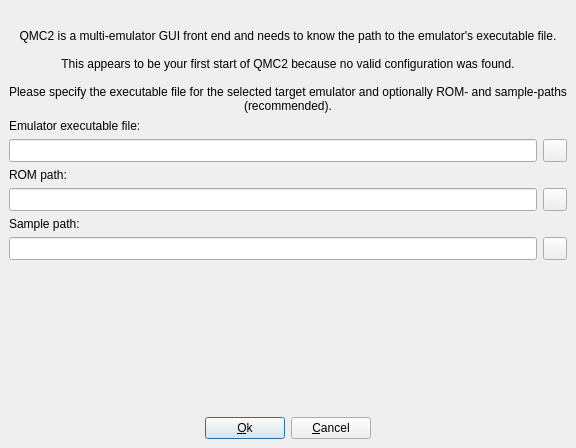
The window that welcome.ui (qmc2/qmc2-mame-fe) describes before a commit, drawn with Qt 5.
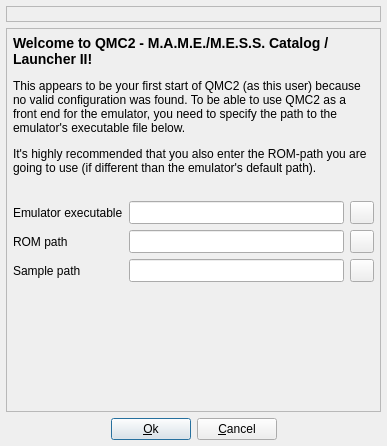
The same window after the commit. Icons and pictures are not drawn.

Commit message: imp: general layouting facelift (smaller layout content margins)

```diff
--- a/welcome.ui
+++ b/welcome.ui
@@ -7,15 +7,49 @@
    <rect>
     <x>0</x>
     <y>0</y>
-    <width>417</width>
-    <height>448</height>
+    <width>387</width>
+    <height>446</height>
    </rect>
   </property>
   <property name="windowTitle">
    <string>Welcome to QMC2</string>
   </property>
   <layout class="QGridLayout" name="gridLayout">
-   <item row="0" column="0" colspan="2">
+   <item row="0" column="0">
+    <widget class="QFrame" name="frameLogo">
+     <property name="frameShape">
+      <enum>QFrame::StyledPanel</enum>
+     </property>
+     <property name="frameShadow">
+      <enum>QFrame::Raised</enum>
+     </property>
+     <layout class="QHBoxLayout" name="horizontalLayout_2">
+      <property name="spacing">
+       <number>0</number>
+      </property>
+      <property name="margin">
+       <number>0</number>
+      </property>
+      <item>
+       <widget class="QLabel" name="labelGradient1">
+        <property name="sizePolicy">
+         <sizepolicy hsizetype="Ignored" vsizetype="Preferred">
+          <horstretch>0</horstretch>
+          <verstretch>0</verstretch>
+         </sizepolicy>
+        </property>
+        <property name="text">
+         <string/>
+        </property>
+        <property name="pixmap">
+         <pixmap resource="qmc2.qrc">:/data/img/gradient1.png</pixmap>
+        </property>
+        <property name="scaledContents">
+         <bool>true</bool>
+        </property>
+       </widget>
+      </item>
+      <item>
     <widget class="QLabel" name="labelLogoPixmap">
      <property name="sizePolicy">
       <sizepolicy hsizetype="Preferred" vsizetype="Fixed">
@@ -26,12 +60,6 @@
      <property name="autoFillBackground">
       <bool>true</bool>
      </property>
-     <property name="text">
-      <string/>
-     </property>
-     <property name="textFormat">
-      <enum>Qt::RichText</enum>
-     </property>
      <property name="pixmap">
       <pixmap resource="qmc2.qrc">:/data/img/classic/qmc2_logo_big.png</pixmap>
      </property>
@@ -40,7 +68,40 @@
      </property>
     </widget>
    </item>
-   <item row="1" column="0" colspan="2">
+      <item>
+       <widget class="QLabel" name="labelGradient2">
+        <property name="sizePolicy">
+         <sizepolicy hsizetype="Ignored" vsizetype="Preferred">
+          <horstretch>0</horstretch>
+          <verstretch>0</verstretch>
+         </sizepolicy>
+        </property>
+        <property name="text">
+         <string/>
+        </property>
+        <property name="pixmap">
+         <pixmap resource="qmc2.qrc">:/data/img/gradient2.png</pixmap>
+        </property>
+        <property name="scaledContents">
+         <bool>true</bool>
+        </property>
+       </widget>
+      </item>
+     </layout>
+    </widget>
+   </item>
+   <item row="1" column="0">
+    <widget class="QFrame" name="frame">
+     <property name="frameShape">
+      <enum>QFrame::StyledPanel</enum>
+     </property>
+     <property name="frameShadow">
+      <enum>QFrame::Raised</enum>
+     </property>
+     <layout class="QGridLayout" name="gridLayout_3">
+      <item row="0" column="0">
+       <layout class="QGridLayout" name="gridLayout_2">
+        <item row="0" column="0" colspan="3">
     <widget class="QLabel" name="labelWelcome">
      <property name="sizePolicy">
       <sizepolicy hsizetype="Minimum" vsizetype="Minimum">
@@ -49,28 +110,16 @@
       </sizepolicy>
      </property>
      <property name="text">
-      <string>QMC2 is a multi-emulator GUI front end and needs to know the path to the emulator's executable file.
-
-This appears to be your first start of QMC2 because no valid configuration was found.
-
-Please specify the executable file for the selected target emulator and optionally ROM- and sample-paths (recommended).</string>
-     </property>
-     <property name="alignment">
-      <set>Qt::AlignHCenter|Qt::AlignTop</set>
+           <string>&lt;p&gt;&lt;b&gt;&lt;font size=&quot;+1&quot;&gt;Welcome to QMC2 - M.A.M.E./M.E.S.S. Catalog / Launcher II!&lt;/font&gt;&lt;/b&gt;&lt;/p&gt;
+&lt;p&gt;This appears to be your first start of QMC2 (as this user) because no valid configuration was found. To be able to use QMC2 as a front end for the emulator, you need to specify the path to the emulator's executable file below.&lt;/p&gt;
+&lt;p&gt;It's highly recommended that you also enter the ROM-path you are going to use (if different than the emulator's default path).&lt;/p&gt;</string>
      </property>
      <property name="wordWrap">
       <bool>true</bool>
      </property>
     </widget>
    </item>
-   <item row="2" column="0" colspan="2">
-    <widget class="QLabel" name="labelMAMEexecutable">
-     <property name="text">
-      <string>Emulator executable file:</string>
-     </property>
-    </widget>
-   </item>
-   <item row="3" column="0">
+        <item row="2" column="1">
     <widget class="QLineEdit" name="lineEditExecutableFile">
      <property name="sizePolicy">
       <sizepolicy hsizetype="Expanding" vsizetype="Minimum">
@@ -83,7 +132,7 @@
      </property>
     </widget>
    </item>
-   <item row="3" column="1">
+        <item row="2" column="2">
     <widget class="QToolButton" name="toolButtonBrowseExecutableFile">
      <property name="toolTip">
       <string>Browse emulator executable file</string>
@@ -94,14 +143,7 @@
      </property>
     </widget>
    </item>
-   <item row="4" column="0" colspan="2">
-    <widget class="QLabel" name="labelROMPath">
-     <property name="text">
-      <string>ROM path:</string>
-     </property>
-    </widget>
-   </item>
-   <item row="5" column="0">
+        <item row="3" column="1">
     <widget class="QLineEdit" name="lineEditROMPath">
      <property name="sizePolicy">
       <sizepolicy hsizetype="Expanding" vsizetype="Minimum">
@@ -114,7 +156,7 @@
      </property>
     </widget>
    </item>
-   <item row="5" column="1">
+        <item row="3" column="2">
     <widget class="QToolButton" name="toolButtonBrowseROMPath">
      <property name="toolTip">
       <string>Browse ROM path</string>
@@ -125,14 +167,7 @@
      </property>
     </widget>
    </item>
-   <item row="6" column="0" colspan="2">
-    <widget class="QLabel" name="labelSamplePath">
-     <property name="text">
-      <string>Sample path:</string>
-     </property>
-    </widget>
-   </item>
-   <item row="7" column="0">
+        <item row="4" column="1">
     <widget class="QLineEdit" name="lineEditSamplePath">
      <property name="sizePolicy">
       <sizepolicy hsizetype="Expanding" vsizetype="Minimum">
@@ -145,7 +180,7 @@
      </property>
     </widget>
    </item>
-   <item row="7" column="1">
+        <item row="4" column="2">
     <widget class="QToolButton" name="toolButtonBrowseSamplePath">
      <property name="toolTip">
       <string>Browse sample path</string>
@@ -156,20 +191,53 @@
      </property>
     </widget>
    </item>
-   <item row="8" column="0">
-    <spacer>
+        <item row="5" column="1">
+         <spacer name="spacer_2">
      <property name="orientation">
       <enum>Qt::Vertical</enum>
      </property>
      <property name="sizeHint" stdset="0">
       <size>
        <width>20</width>
-       <height>20</height>
+            <height>13</height>
       </size>
      </property>
     </spacer>
    </item>
-   <item row="9" column="0" colspan="2">
+        <item row="2" column="0">
+         <widget class="QLabel" name="labelMAMEexecutable">
+          <property name="text">
+           <string>Emulator executable</string>
+          </property>
+         </widget>
+        </item>
+        <item row="3" column="0">
+         <widget class="QLabel" name="labelROMPath">
+          <property name="text">
+           <string>ROM path</string>
+          </property>
+         </widget>
+        </item>
+        <item row="4" column="0">
+         <widget class="QLabel" name="labelSamplePath">
+          <property name="text">
+           <string>Sample path</string>
+          </property>
+         </widget>
+        </item>
+        <item row="1" column="0" colspan="3">
+         <widget class="QLabel" name="labelSpacer">
+          <property name="text">
+           <string/>
+          </property>
+         </widget>
+        </item>
+       </layout>
+      </item>
+     </layout>
+    </widget>
+   </item>
+   <item row="2" column="0">
     <layout class="QHBoxLayout" name="horizontalLayout">
      <item>
       <spacer>
@@ -215,7 +283,7 @@
    </item>
   </layout>
  </widget>
- <layoutdefault spacing="6" margin="9"/>
+ <layoutdefault spacing="6" margin="6"/>
  <tabstops>
   <tabstop>lineEditExecutableFile</tabstop>
   <tabstop>toolButtonBrowseExecutableFile</tabstop>
```
Left out of the diff: 6 changed lines with no effect on the pictures. Lines whose indentation alone changed are shown as unchanged. The commit also changes 27 other files.
